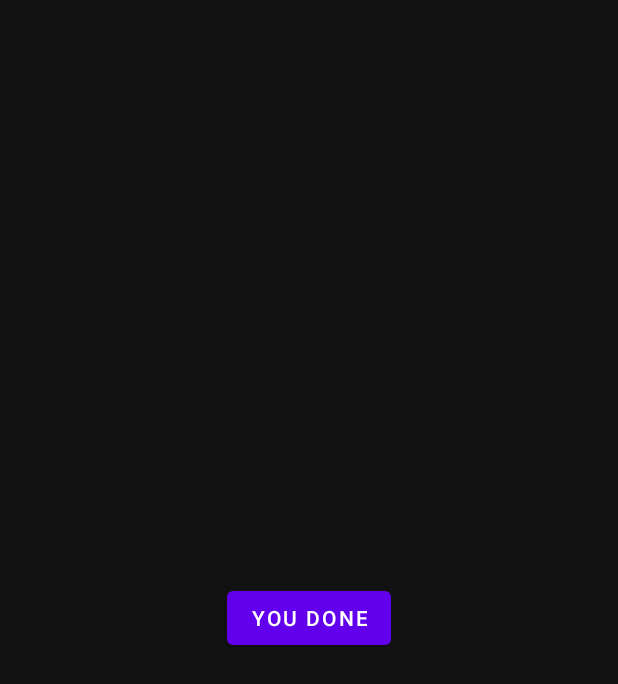
After one commit to MaxPershin/youCount, an Android app: the GameOverScreen screen opened directly, with no data from a screen before it, on a phone screen of 412 x 824 dp. The commit adds this screen. Shown: the top 684 px of the screen. Run offline under Robolectric (Android 15) with nearby library versions, the phone set to English and light mode, and no system bars.

Commit message:
Many Layout Changes + Added working Interface and GameManager...

```diff
--- a/app/build.gradle
+++ b/app/build.gradle
@@ -7,7 +7,7 @@ android {
 
     defaultConfig {
         applicationId "com.example.youcount"
-        minSdk 21
+        minSdk 24
         targetSdk 31
         versionCode 1
         versionName "1.0"
--- a/app/src/main/AndroidManifest.xml
+++ b/app/src/main/AndroidManifest.xml
@@ -9,6 +9,9 @@
         android:roundIcon="@mipmap/ic_launcher_round"
         android:supportsRtl="true"
         android:theme="@style/Theme.YouCount">
+        <activity
+            android:name=".GameOverScreen"
+            android:exported="false" />
         <activity
             android:name=".GameField"
             android:exported="false" />
--- /dev/null
+++ b/app/src/main/java/com/example/youcount/GameOverScreen.java
@@ -0,0 +1,44 @@
+package com.example.youcount;
+
+import androidx.appcompat.app.AppCompatActivity;
+
+import android.content.Intent;
+import android.os.Bundle;
+import android.view.View;
+import android.widget.Button;
+
+public class GameOverScreen extends AppCompatActivity {
+
+    Button exitButton;
+
+    public void setListeners(){
+
+        exitButton.setOnClickListener(new View.OnClickListener() {
+            @Override
+            public void onClick(View view) {
+
+                Intent intent = new Intent(GameOverScreen.this, MainActivity.class);
+                startActivity(intent);
+
+            }
+        });
+
+    }
+
+    public void initGUI(){
+
+        exitButton = findViewById(R.id.exitButton);
+
+    }
+
+    @Override
+    protected void onCreate(Bundle savedInstanceState) {
+        super.onCreate(savedInstanceState);
+        setContentView(R.layout.activity_game_over_screen);
+
+
+        initGUI();
+        setListeners();
+
+    }
+}
--- a/app/src/main/res/layout/activity_game_field.xml
+++ b/app/src/main/res/layout/activity_game_field.xml
@@ -39,7 +39,7 @@
             android:layout_height="wrap_content"
             android:layout_alignBaseline="@+id/scoreWord"
             android:layout_centerHorizontal="true"
-            android:text="40"
+            android:text="3"
             android:textSize="30dp" />
 
         <TextView
@@ -65,13 +65,14 @@
 
 
         <ProgressBar
+            android:id="@+id/healthBar"
             style="@style/Widget.AppCompat.ProgressBar.Horizontal"
             android:layout_width="match_parent"
             android:layout_height="100dp"
             android:layout_below="@+id/timerValue"
             android:layout_centerHorizontal="true"
             android:layout_marginRight="150dp"
-            android:progress="50"
+            android:progress="100"
             android:scaleY="7" />
 
     </RelativeLayout>
--- /dev/null
+++ b/app/src/main/res/layout/activity_game_over_screen.xml
@@ -0,0 +1,18 @@
+<?xml version="1.0" encoding="utf-8"?>
+<RelativeLayout xmlns:android="http://schemas.android.com/apk/res/android"
+    xmlns:app="http://schemas.android.com/apk/res-auto"
+    xmlns:tools="http://schemas.android.com/tools"
+    android:layout_width="match_parent"
+    android:layout_height="match_parent"
+    tools:context=".GameOverScreen">
+
+
+<Button
+    android:id="@+id/exitButton"
+    android:layout_width="wrap_content"
+    android:layout_height="wrap_content"
+    android:layout_centerInParent="true"
+    android:text="YOU DONE"
+    />
+
+</RelativeLayout>
```
Also changed, not shown: app/src/main/java/com/example/youcount/GameField.java (+6 -1 lines), app/src/main/java/com/example/youcount/GameManager.java (+68 -11 lines), app/src/main/java/com/example/youcount/Player.java (added, +15 -0 lines).
